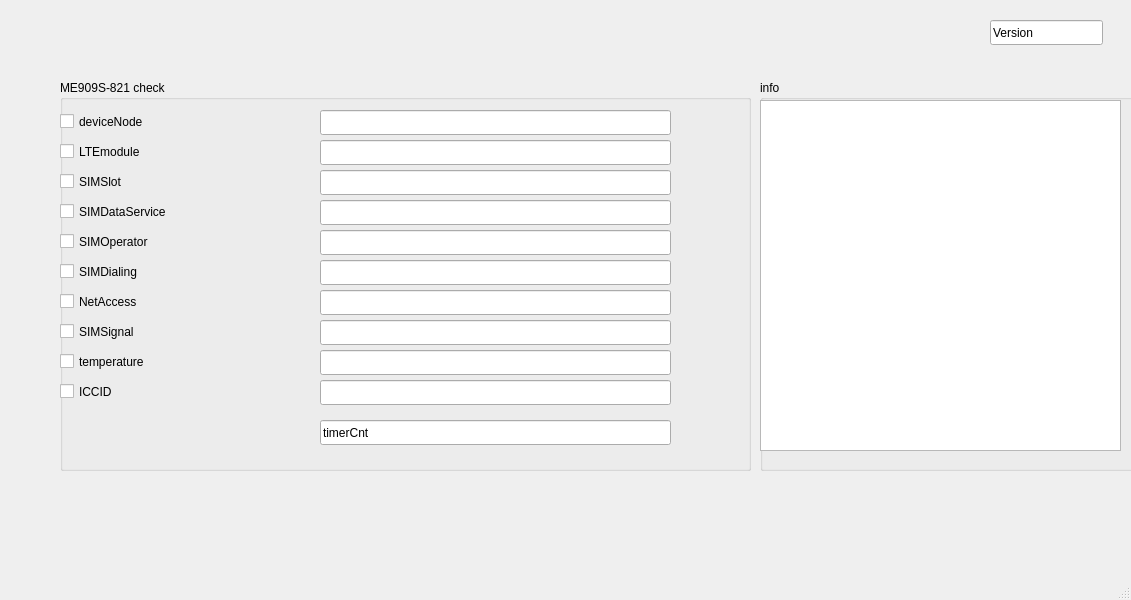
The window that mainwindow.ui (kritha/me909s-821) describes before a commit, drawn with Qt 5.
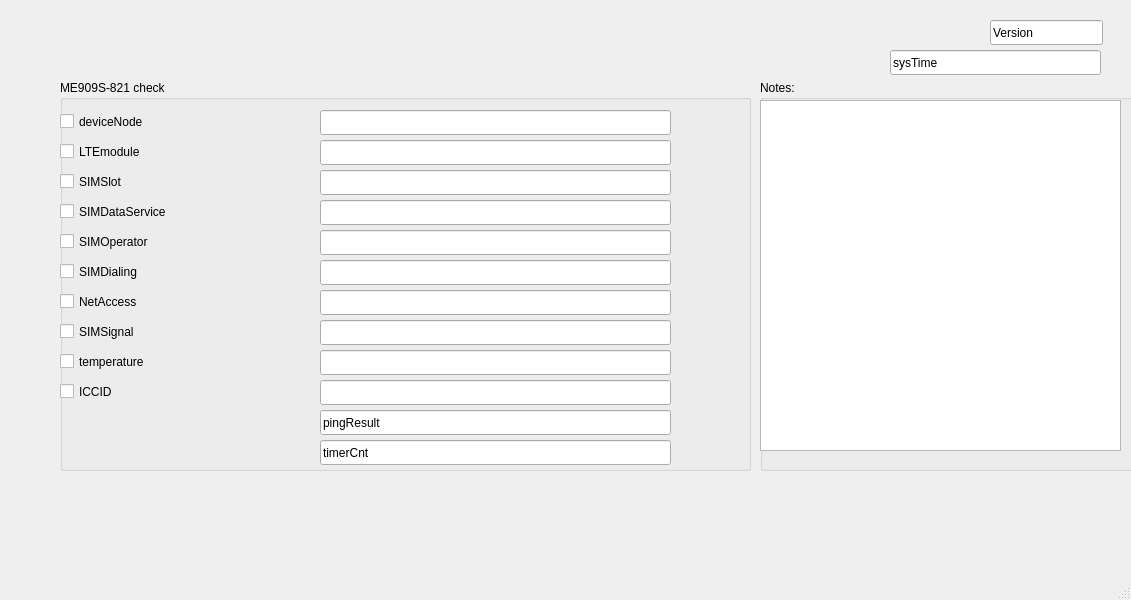
The same window after the commit.

Patch:
```diff
--- a/mainwindow.ui
+++ b/mainwindow.ui
@@ -260,7 +260,7 @@
      <property name="geometry">
       <rect>
        <x>260</x>
-       <y>340</y>
+       <y>360</y>
        <width>351</width>
        <height>25</height>
       </rect>
@@ -269,6 +269,19 @@
       <string>timerCnt</string>
      </property>
     </widget>
+    <widget class="QLineEdit" name="lineEdit_pingResult">
+     <property name="geometry">
+      <rect>
+       <x>260</x>
+       <y>330</y>
+       <width>351</width>
+       <height>25</height>
+      </rect>
+     </property>
+     <property name="text">
+      <string>pingResult</string>
+     </property>
+    </widget>
    </widget>
    <widget class="QLineEdit" name="lineEdit_version">
     <property name="geometry">
@@ -293,7 +306,7 @@
      </rect>
     </property>
     <property name="title">
-     <string>info</string>
+     <string>Notes:</string>
     </property>
     <widget class="QTextEdit" name="textEdit_info">
      <property name="geometry">
@@ -306,6 +319,19 @@
      </property>
     </widget>
    </widget>
+   <widget class="QLineEdit" name="lineEdit_sysTime">
+    <property name="geometry">
+     <rect>
+      <x>890</x>
+      <y>50</y>
+      <width>211</width>
+      <height>25</height>
+     </rect>
+    </property>
+    <property name="text">
+     <string>sysTime</string>
+    </property>
+   </widget>
   </widget>
   <widget class="QMenuBar" name="menubar">
    <property name="geometry">
```
